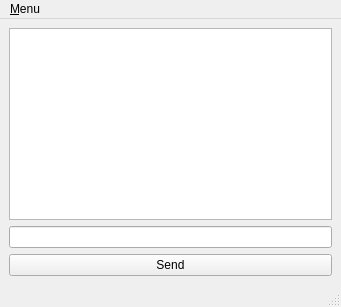
Above: QtClient/guiclient.ui from LisGein/LinuxCppLessons before the change. Below: the same form after it.
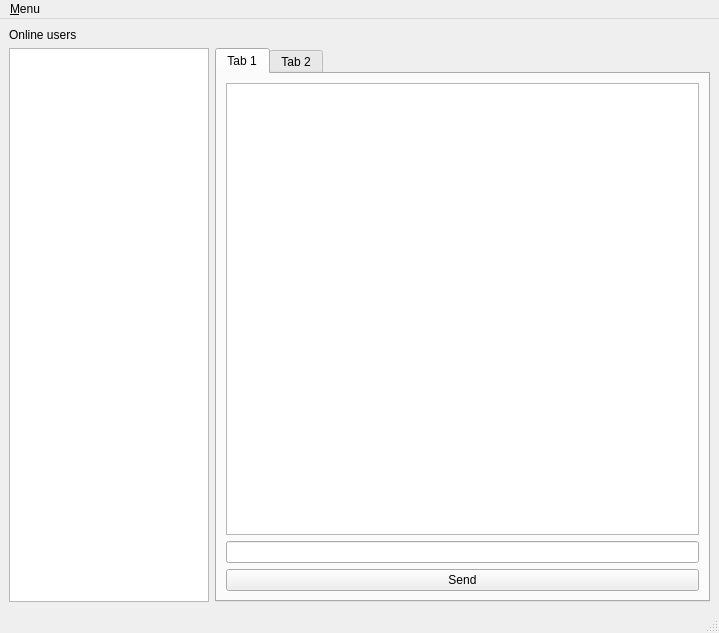
That is the form after the change.

```diff
--- a/QtClient/guiclient.ui
+++ b/QtClient/guiclient.ui
@@ -6,8 +6,8 @@
    <rect>
     <x>0</x>
     <y>0</y>
-    <width>341</width>
-    <height>307</height>
+    <width>719</width>
+    <height>633</height>
    </rect>
   </property>
   <property name="windowTitle">
@@ -15,22 +15,58 @@
   </property>
   <widget class="QWidget" name="centralwidget">
    <layout class="QGridLayout" name="gridLayout">
-    <item row="2" column="0">
-     <widget class="QPushButton" name="send">
-      <property name="text">
-       <string>Send</string>
+    <item row="1" column="1">
+     <widget class="QTabWidget" name="tabWidget">
+      <property name="currentIndex">
+       <number>0</number>
       </property>
+      <widget class="QWidget" name="colum">
+       <attribute name="title">
+        <string>Tab 1</string>
+       </attribute>
+       <layout class="QVBoxLayout" name="verticalLayout_3">
+        <item>
+         <widget class="QTextEdit" name="out_text">
+          <property name="readOnly">
+           <bool>true</bool>
+          </property>
+         </widget>
+        </item>
+        <item>
+         <widget class="QLineEdit" name="in_text"/>
+        </item>
+        <item>
+         <widget class="QPushButton" name="send">
+          <property name="text">
+           <string>Send</string>
+          </property>
+         </widget>
+        </item>
+       </layout>
+      </widget>
+      <widget class="QWidget" name="tab_2">
+       <attribute name="title">
+        <string>Tab 2</string>
+       </attribute>
+      </widget>
      </widget>
     </item>
     <item row="0" column="0">
-     <widget class="QTextEdit" name="out_text">
-      <property name="readOnly">
-       <bool>true</bool>
+     <widget class="QLabel" name="label">
+      <property name="text">
+       <string>Online users</string>
       </property>
      </widget>
     </item>
     <item row="1" column="0">
-     <widget class="QLineEdit" name="in_text"/>
+     <widget class="QListWidget" name="list_online">
+      <property name="maximumSize">
+       <size>
+        <width>200</width>
+        <height>16777215</height>
+       </size>
+      </property>
+     </widget>
     </item>
    </layout>
   </widget>
@@ -39,7 +75,7 @@
     <rect>
      <x>0</x>
      <y>0</y>
-     <width>341</width>
+     <width>719</width>
      <height>30</height>
     </rect>
    </property>
```
Left out of the diff: 3 changed lines with no effect on the pictures.
